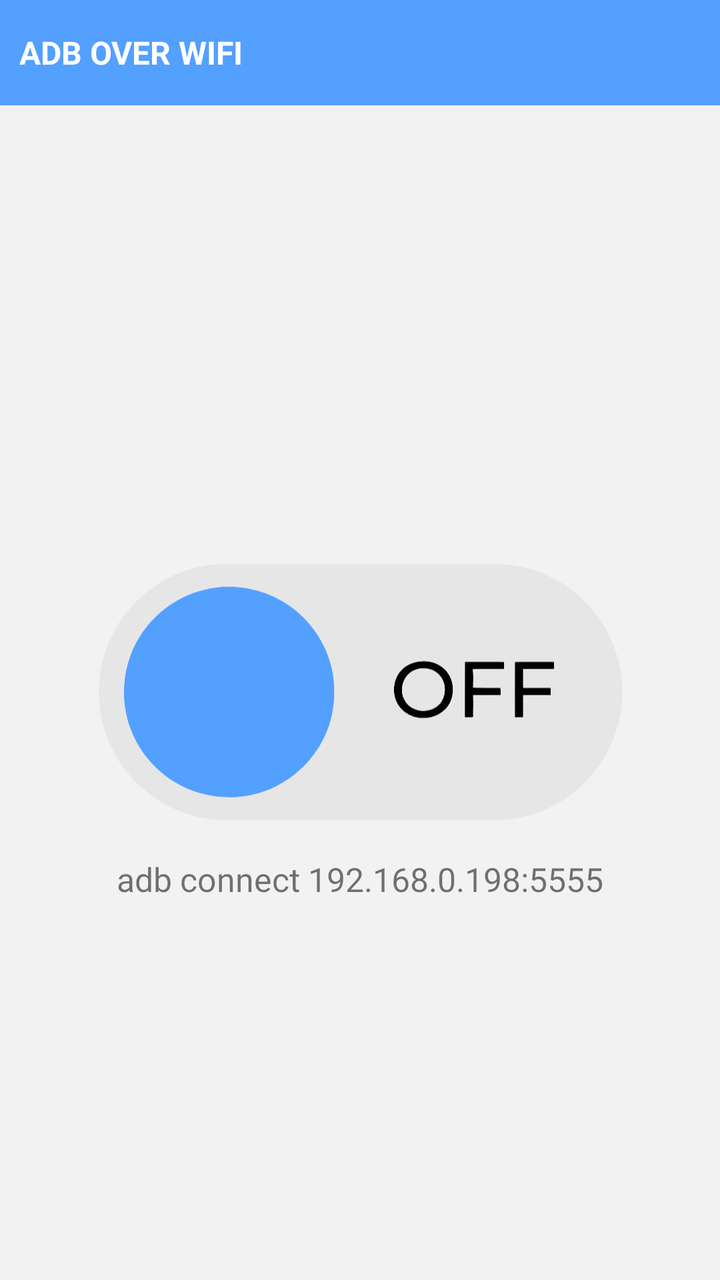
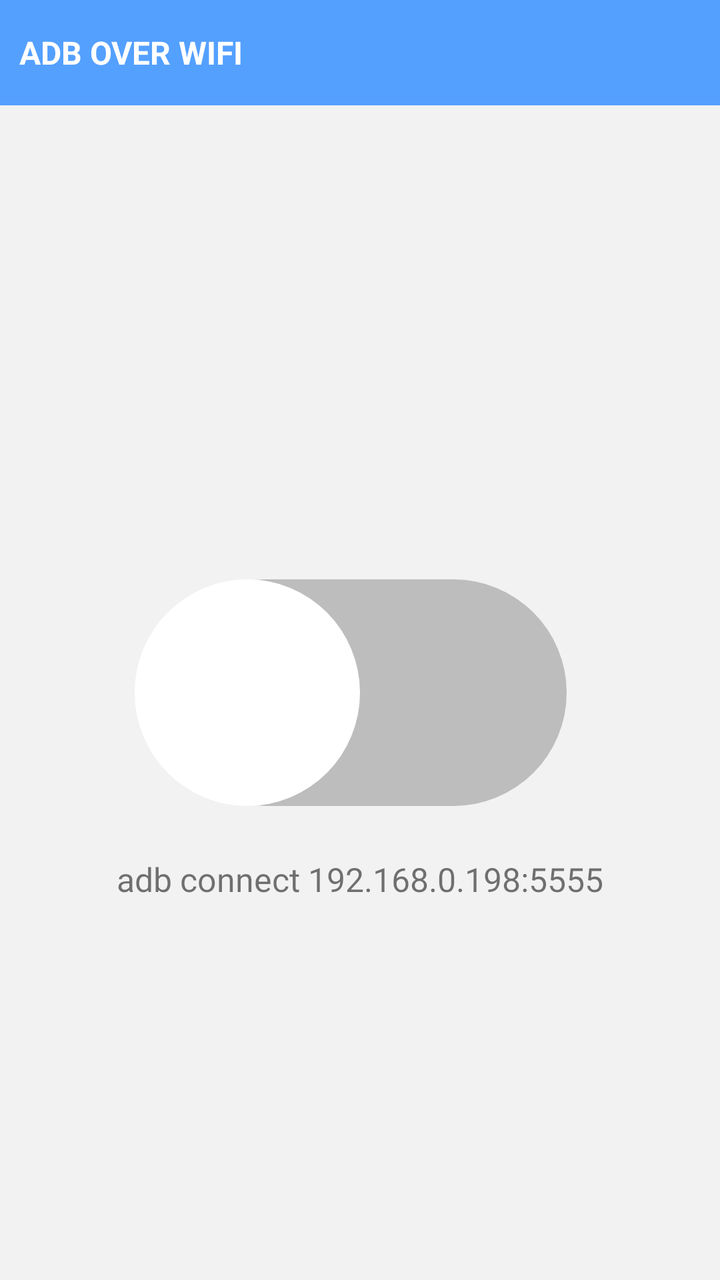

The first picture is an Android layout as it rendered before a commit; the second is the same layout after the commit. The layout source and the unified diff follow.
<!-- AndroidManifest.xml: application theme Theme.AdbWifi -->
<!-- res/layout/activity_main.xml -->
<?xml version="1.0" encoding="utf-8"?>
<RelativeLayout xmlns:android="http://schemas.android.com/apk/res/android"
	xmlns:tools="http://schemas.android.com/tools"
	android:layout_width="match_parent"
	android:layout_height="match_parent"
	android:background="@color/layout_background"
	android:textDirection="ltr"
	tools:context=".MainActivity">

	<RelativeLayout
		android:id="@+id/header"
		android:layout_width="match_parent"
		android:layout_height="@dimen/_44dp"
		android:background="@color/colorPrimary">

		<TextView
			android:layout_width="match_parent"
			android:layout_height="match_parent"
			android:gravity="center_vertical"
			android:paddingStart="@dimen/_8dp"
			android:paddingEnd="@dimen/_8dp"
			android:text="@string/title"
			android:textColor="@color/white"
			android:textSize="16sp"
			android:textStyle="bold" />
	</RelativeLayout>

	<RelativeLayout
		android:layout_width="match_parent"
		android:layout_height="match_parent"
		android:layout_below="@id/header">

		<ImageView
			android:id="@+id/status"
			android:layout_width="@dimen/_220dp"
			android:layout_height="@dimen/_110dp"
			android:layout_centerInParent="true"
			android:src="@drawable/ic_off" />

		<TextView
			android:id="@+id/hint"
			android:layout_width="wrap_content"
			android:layout_height="wrap_content"
			android:layout_below="@id/status"
			android:layout_centerHorizontal="true"
			android:layout_gravity="center"
			android:layout_marginStart="@dimen/_16dp"
			android:layout_marginTop="16dp"
			android:layout_marginEnd="@dimen/_16dp"
			android:gravity="center"
			android:text="@string/hint_example"
			android:textSize="@dimen/_14sp" />
	</RelativeLayout>
</RelativeLayout>
<!-- resources referenced by this layout -->
<resources>
  <color name="colorPrimary">#54a0ff</color>
  <color name="layout_background">#0D000000</color>
  <color name="white">#FFFFFF</color>
  <dimen name="_110dp">110.00dp</dimen>
  <dimen name="_14sp">14.00sp</dimen>
  <dimen name="_16dp">16.00dp</dimen>
  <dimen name="_220dp">220.00dp</dimen>
  <dimen name="_44dp">44.00dp</dimen>
  <dimen name="_8dp">8.00dp</dimen>
  <!-- drawable ic_off: vector/xml drawable (drawable, 4284 chars, omitted) -->
  <string name="hint_example">adb connect 192.168.0.198:5555</string>
  <string name="title">ADB OVER WIFI</string>
  <style name="Theme.AdbWifi" parent="Theme.MaterialComponents.Light.NoActionBar">
  		
  		<item name="colorPrimary">@color/colorPrimary</item>
  		<item name="colorPrimaryVariant">@color/colorPrimaryVariant</item>
  		<item name="colorOnPrimary">@color/white</item>
  		<item name="android:statusBarColor" tools:targetApi="l">?attr/colorPrimaryVariant</item>
  	</style>
  <color name="colorPrimaryVariant">#2e86de</color>
</resources>

<!-- the commit's change to res/layout/activity_main.xml (unified diff, before → after) -->
@@ -30,12 +30,15 @@
 		android:layout_height="match_parent"
 		android:layout_below="@id/header">
 
-		<ImageView
+		<androidx.appcompat.widget.SwitchCompat
+			xmlns:app="http://schemas.android.com/apk/res-auto"
 			android:id="@+id/status"
-			android:layout_width="@dimen/_220dp"
-			android:layout_height="@dimen/_110dp"
+			android:layout_width="wrap_content"
+			android:layout_height="wrap_content"
 			android:layout_centerInParent="true"
-			android:src="@drawable/ic_off" />
+			android:contentDescription="@string/title"
+			android:thumb="@drawable/switch_thumb"
+			app:track="@drawable/switch_track" />
 
 		<TextView
 			android:id="@+id/hint"
<!-- resource entries referenced after the edit -->
@@ -4,12 +4,47 @@
   <color name="layout_background">#0D000000</color>
   <color name="white">#FFFFFF</color>
   <dimen name="_110dp">110.00dp</dimen>
+  <dimen name="_55dp">55.00dp</dimen>
+  <color name="off">#e6e6e6</color>
   <dimen name="_14sp">14.00sp</dimen>
   <dimen name="_16dp">16.00dp</dimen>
   <dimen name="_220dp">220.00dp</dimen>
   <dimen name="_44dp">44.00dp</dimen>
   <dimen name="_8dp">8.00dp</dimen>
-  <!-- drawable ic_off: vector/xml drawable (drawable, 4284 chars, omitted) -->
+  <!-- drawable switch_thumb (drawable) -->
+  <?xml version="1.0" encoding="utf-8"?>
+  <inset xmlns:android="http://schemas.android.com/apk/res/android"
+  	android:inset="@dimen/_8dp">
+  	<shape android:shape="oval">
+  		<size android:width="@dimen/_94dp" android:height="@dimen/_94dp" />
+  		<solid android:color="@color/white" />
+  	</shape>
+  </inset>
+  <!-- drawable switch_track (drawable) -->
+  <?xml version="1.0" encoding="utf-8"?>
+  <selector xmlns:android="http://schemas.android.com/apk/res/android">
+  	<item android:state_enabled="false">
+  		<shape android:shape="rectangle">
+  			<size android:width="@dimen/_220dp" android:height="@dimen/_110dp" />
+  			<corners android:radius="@dimen/_55dp" />
+  			<solid android:color="@color/off" />
+  		</shape>
+  	</item>
+  	<item android:state_checked="true">
+  		<shape android:shape="rectangle">
+  			<size android:width="@dimen/_220dp" android:height="@dimen/_110dp" />
+  			<corners android:radius="@dimen/_55dp" />
+  			<solid android:color="@color/colorPrimary" />
+  		</shape>
+  	</item>
+  	<item>
+  		<shape android:shape="rectangle">
+  			<size android:width="@dimen/_220dp" android:height="@dimen/_110dp" />
+  			<corners android:radius="@dimen/_55dp" />
+  			<solid android:color="#BDBDBD" />
+  		</shape>
+  	</item>
+  </selector>
   <string name="hint_example">adb connect 192.168.0.198:5555</string>
   <string name="title">ADB OVER WIFI</string>
   <style name="Theme.AdbWifi" parent="Theme.MaterialComponents.Light.NoActionBar">
@@ -19,6 +54,7 @@
   		<item name="colorOnPrimary">@color/white</item>
   		<item name="android:statusBarColor" tools:targetApi="l">?attr/colorPrimaryVariant</item>
   	</style>
+  <dimen name="_94dp">94.00dp</dimen>
   <color name="colorPrimaryVariant">#2e86de</color>
 </resources>
 
